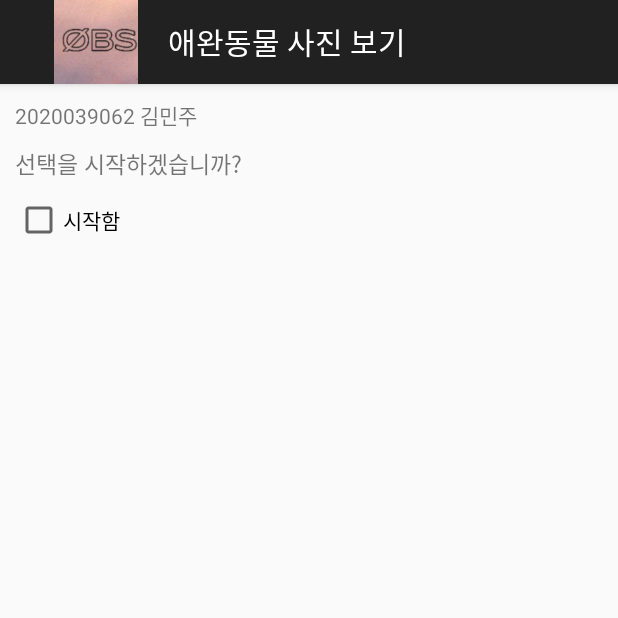
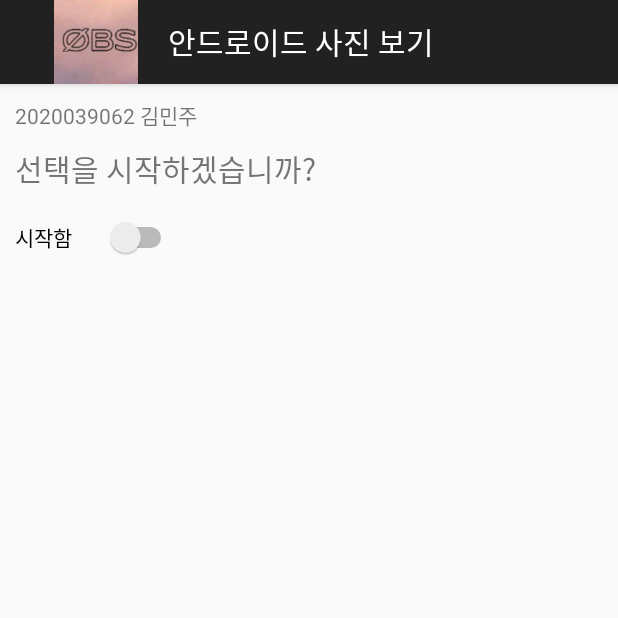
Before and after one commit to alswnsp411/openproprj, an Android app: the screen it shows after launch (MainActivity), on a phone screen of 412 x 824 dp, the top half of it. Run offline under Robolectric (Android 15) with nearby library versions, the phone set to English and light mode, and no system bars.

Commit message:
change 안드로이드 사진보기

```diff
--- a/Project4_2/app/src/main/java/com/example/project4_2/MainActivity.java
+++ b/Project4_2/app/src/main/java/com/example/project4_2/MainActivity.java
@@ -2,6 +2,7 @@ package com.example.project4_2;
 
 import androidx.appcompat.app.AppCompatActivity;
 
+import android.content.Intent;
 import android.os.Bundle;
 import android.provider.MediaStore;
 import android.view.View;
@@ -11,29 +12,30 @@ import android.widget.CompoundButton;
 import android.widget.ImageView;
 import android.widget.RadioButton;
 import android.widget.RadioGroup;
+import android.widget.Switch;
 import android.widget.TextView;
 import android.widget.Toast;
 
 public class MainActivity extends AppCompatActivity {
 
     TextView text1, text2;
-    CheckBox chkAgree;
+    Switch chkAgree;
     RadioGroup rGroup1;
     RadioButton rdoDog, rdoCat, rdoRabbit;
-    Button btnOK;
+    Button exitbtn, setbtn;
     ImageView imgPet;
 
     @Override
     protected void onCreate(Bundle savedInstanceState) {
         super.onCreate(savedInstanceState);
         setContentView(R.layout.activity_main);
-        setTitle("애완동물 사진 보기");
+        setTitle("안드로이드 사진 보기");
 
         getSupportActionBar().setDisplayShowHomeEnabled(true);
         getSupportActionBar().setIcon(R.drawable.obsicon);
 
         text1=(TextView)findViewById(R.id.Text1);
-        chkAgree= (CheckBox) findViewById(R.id.ChkAgree);
+        chkAgree= (Switch) findViewById(R.id.ChkAgree);
 
         text2=(TextView) findViewById(R.id.Text2);
         rGroup1=(RadioGroup) findViewById(R.id.Rgroup1);
@@ -41,33 +43,33 @@ public class MainActivity extends AppCompatActivity {
         rdoCat=(RadioButton) findViewById(R.id.RdoCat);
         rdoRabbit=(RadioButton) findViewById(R.id.RdoRabbit);
 
-        btnOK=(Button) findViewById(R.id.BtnOK);
         imgPet=(ImageView) findViewById(R.id.ImgPet);
+        exitbtn=(Button)findViewById(R.id.exitbtn);
+        setbtn=(Button)findViewById(R.id.setbtn);
 
-        chkAgree.setOnCheckedChangeListener(new CompoundButton.OnCheckedChangeListener() {
+        chkAgree.setOnClickListener(new View.OnClickListener() {
             @Override
-            public void onCheckedChanged(CompoundButton compoundButton, boolean b) {
-                if(chkAgree.isChecked()==true){
+            public void onClick(View view) {
+                if(chkAgree.isChecked()){  //스위치 버튼이 체크 되었는지 여부
                     text2.setVisibility(View.VISIBLE);
                     rGroup1.setVisibility(View.VISIBLE);
-                    btnOK.setVisibility(View.VISIBLE);
                     imgPet.setVisibility(View.VISIBLE);
+                    exitbtn.setVisibility(View.VISIBLE);
+                    setbtn.setVisibility(View.VISIBLE);
                 }else{
                     text2.setVisibility(View.INVISIBLE);
                     rGroup1.setVisibility(View.INVISIBLE);
-                    btnOK.setVisibility(View.INVISIBLE);
                     imgPet.setVisibility(View.INVISIBLE);
+                    exitbtn.setVisibility(View.INVISIBLE);
+                    setbtn.setVisibility(View.INVISIBLE);
                 }
             }
         });
 
-        btnOK.setOnClickListener(new View.OnClickListener() {
+        rGroup1.setOnCheckedChangeListener(new RadioGroup.OnCheckedChangeListener() {
             @Override
-            public void onClick(View view) {
+            public void onCheckedChanged(RadioGroup radioGroup, int i) {
                 switch (rGroup1.getCheckedRadioButtonId()) {
-                    case R.id.RdoDog:
-                        imgPet.setImageResource(R.drawable.dung);
-                        break;
                     case R.id.RdoCat:
                         imgPet.setImageResource(R.drawable.cat);
                         break;
@@ -75,8 +77,22 @@ public class MainActivity extends AppCompatActivity {
                         imgPet.setImageResource(R.drawable.rabbit);
                         break;
                     default:
-                        Toast.makeText(getApplicationContext(),"동물 먼저 선택하세요", Toast.LENGTH_SHORT).show();
+                        imgPet.setImageResource(R.drawable.dung);
                 }
+            }
+        });
+        exitbtn.setOnClickListener(new View.OnClickListener() {
+            @Override
+            public void onClick(View view) {
+                finish();
+            }
+        });
+
+        setbtn.setOnClickListener(new View.OnClickListener() {
+            @Override
+            public void onClick(View view) {
+                Intent intent= new Intent(MainActivity.this, MainActivity.class);
+                startActivity(intent);
             }
         });
     }
--- a/Project4_2/app/src/main/res/layout/activity_main.xml
+++ b/Project4_2/app/src/main/res/layout/activity_main.xml
@@ -15,13 +15,13 @@
 
     <TextView
         android:id="@+id/Text1"
-        android:layout_width="wrap_content"
-        android:layout_height="wrap_content"
+        android:layout_width="243dp"
+        android:layout_height="37dp"
         android:paddingLeft="10dp"
         android:text="선택을 시작하겠습니까?"
-        android:textSize="15dp"/>
+        android:textSize="20dp" />
 
-    <CheckBox
+    <Switch
         android:id="@+id/ChkAgree"
         android:layout_width="108dp"
         android:layout_height="wrap_content"
@@ -30,13 +30,12 @@
 
     <TextView
         android:id="@+id/Text2"
-        android:layout_width="179dp"
-        android:layout_height="wrap_content"
+        android:layout_width="283dp"
+        android:layout_height="38dp"
         android:paddingLeft="10dp"
-        android:text="좋아하는 애완동물은?"
-        android:textSize="15dp"
-        android:visibility="invisible"
-        />
+        android:text="좋아하는 안드로이드 버전은?"
+        android:textSize="20dp"
+        android:visibility="invisible" />
 
     <RadioGroup
         android:id="@+id/Rgroup1"
@@ -50,38 +49,46 @@
             android:id="@+id/RdoDog"
             android:layout_width="wrap_content"
             android:layout_height="wrap_content"
-            android:text="강아지"
+            android:text="Q(10.0)"
             />
 
         <RadioButton
             android:id="@+id/RdoCat"
             android:layout_width="91dp"
             android:layout_height="41dp"
-            android:text="고양이" />
+            android:text="R(11.0)" />
 
         <RadioButton
             android:id="@+id/RdoRabbit"
             android:layout_width="93dp"
             android:layout_height="wrap_content"
-            android:text="토끼" />
+            android:text="S(12.0)" />
 
     </RadioGroup>
 
-    <Button
-        android:id="@+id/BtnOK"
-        android:layout_width="wrap_content"
-        android:layout_height="wrap_content"
-        android:layout_marginLeft="10dp"
-        android:text="선택 완료"
-        android:visibility="invisible" />
-
     <ImageView
         android:id="@+id/ImgPet"
-        android:layout_width="242dp"
-        android:layout_height="235dp"
+        android:layout_width="207dp"
+        android:layout_height="195dp"
         android:layout_margin="10dp"
         android:visibility="invisible"
         app:srcCompat="@drawable/dung" />
 
+    <Button
+        android:id="@+id/exitbtn"
+        android:layout_width="wrap_content"
+        android:layout_height="wrap_content"
+        android:layout_marginLeft="10dp"
+        android:visibility="invisible"
+        android:text="종료"/>
+    <Button
+        android:id="@+id/setbtn"
+        android:layout_width="wrap_content"
+        android:layout_height="wrap_content"
+        android:layout_marginLeft="10dp"
+        android:visibility="invisible"
+        android:text="처음으로"/>
+
+
 
 </LinearLayout>
```
